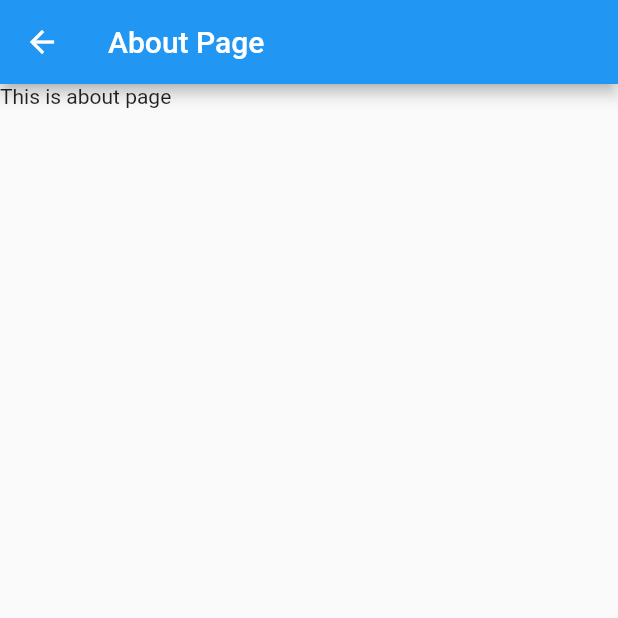
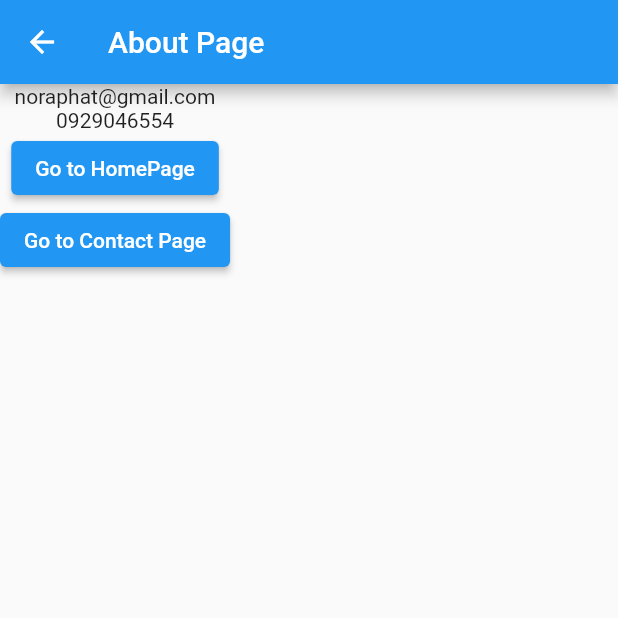
Before and after one commit to noraphat/flutter_application_1, a Flutter app: the screen it shows after launch, after a tap on "Go to About Page", on a phone screen of 412 x 824 dp, the top half of it. Run offline on Flutter 3.47's test engine with Material 2 defaults, Android fonts, the phone set to English and light mode, and no system bars.

Commit message:
end of day 20220803

```diff
--- a/lib/main.dart
+++ b/lib/main.dart
@@ -1,5 +1,6 @@
 import 'package:flutter/material.dart';
 import 'package:flutter_application_1/pages/AboutPage.dart';
+import 'package:flutter_application_1/pages/ContactPage.dart';
 import 'package:flutter_application_1/pages/HomePage.dart';
 import 'package:flutter_application_1/widgets/footer.dart';
 import 'package:flutter_application_1/widgets/logo.dart';
@@ -33,6 +34,7 @@ class MyApp extends StatelessWidget {
       routes: {
         '/':(context) => HomePage(),
         '/about':(context) => AboutPage(),
+        '/contact':(context) => ContactPage(),
       },
       debugShowCheckedModeBanner: false,
     );
--- a/lib/pages/AboutPage.dart
+++ b/lib/pages/AboutPage.dart
@@ -10,12 +10,28 @@ class AboutPage extends StatefulWidget {
 class _AboutPageState extends State<AboutPage> {
   @override
   Widget build(BuildContext context) {
+    Map<String, String> company = ModalRoute.of(context)!.settings.arguments as Map<String,String>;
     return Scaffold(
       appBar: AppBar(
         title: Text('About Page'),
       ),
       body: Container(
-        child: Text('This is about page'),
+        child: Column(
+          children: [
+            Text('${company['email']}'),
+            Text('${company['phone']}'),
+            ElevatedButton(
+                onPressed: () {
+                  Navigator.pop(context);
+                },
+                child: Text('Go to HomePage')),
+            ElevatedButton(
+                onPressed: () {
+                  Navigator.pushNamed(context, '/contact');
+                },
+                child: Text('Go to Contact Page'))
+          ],
+        ),
       ),
     );
   }
--- a/lib/pages/HomePage.dart
+++ b/lib/pages/HomePage.dart
@@ -35,7 +35,12 @@ class _HomePageState extends State<HomePage> {
               Logo(),
               ElevatedButton(
                 onPressed: (){
-                  Navigator.pushNamed(context, '/about');
+                  Navigator.pushNamed(context, '/about' ,
+                  arguments: {
+                    'email' : 'noraphat@gmail.com',
+                    'phone' : '0929046554'
+                  }
+                  );
                 },
                 child: Text('Go to About Page'))
             ],
```
Also changed, not shown: lib/pages/ContactPage.dart (added, +28 -0 lines).
